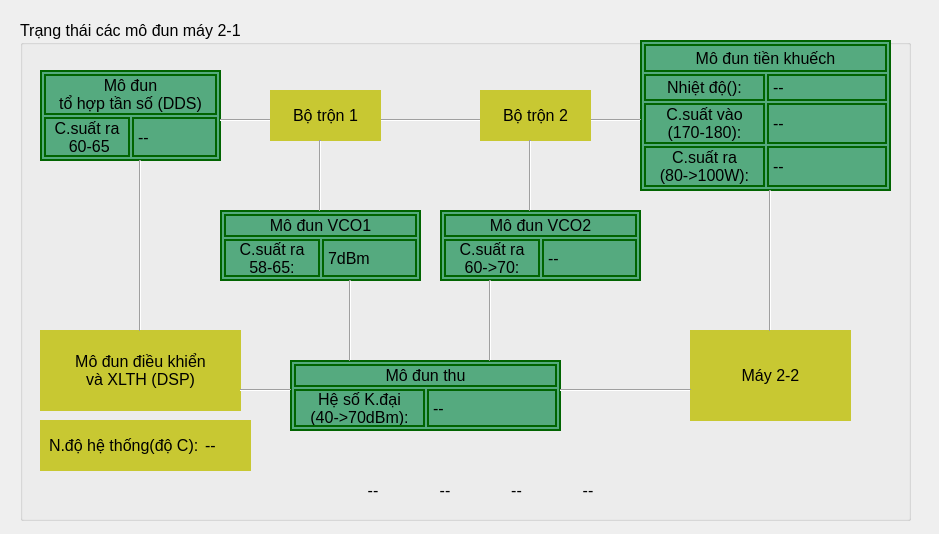
The window that QT_Peter/statuswindow.ui (kimphg/LT_peter) describes before a commit, drawn with Qt 5.
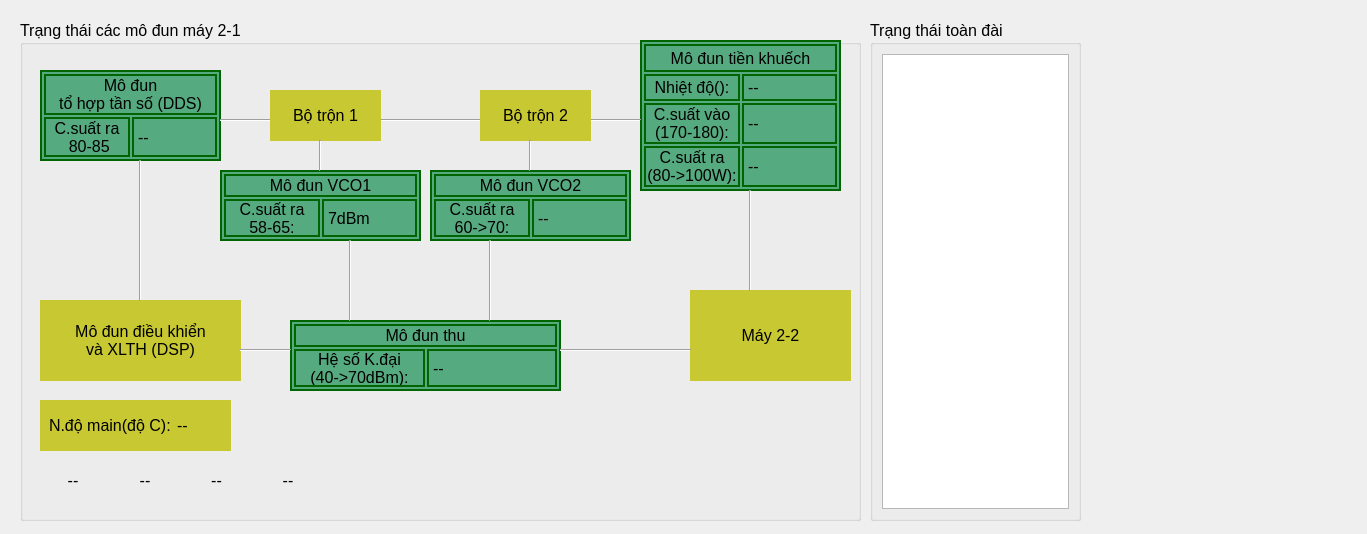
The same window after the commit.

```diff
--- a/QT_Peter/statuswindow.ui
+++ b/QT_Peter/statuswindow.ui
@@ -6,7 +6,7 @@
    <rect>
     <x>0</x>
     <y>0</y>
-    <width>939</width>
+    <width>1367</width>
     <height>534</height>
    </rect>
   </property>
@@ -24,7 +24,7 @@
      <rect>
       <x>20</x>
       <y>20</y>
-      <width>891</width>
+      <width>841</width>
       <height>501</height>
      </rect>
     </property>
@@ -40,7 +40,7 @@
      <property name="geometry">
       <rect>
        <x>270</x>
-       <y>340</y>
+       <y>300</y>
        <width>271</width>
        <height>71</height>
       </rect>
@@ -172,7 +172,7 @@
         </property>
         <property name="text">
          <string>C.suất ra
- 60-65</string>
+ 80-85</string>
         </property>
         <property name="alignment">
          <set>Qt::AlignCenter</set>
@@ -212,8 +212,8 @@
     <widget class="QFrame" name="frame_4">
      <property name="geometry">
       <rect>
-       <x>420</x>
-       <y>190</y>
+       <x>410</x>
+       <y>150</y>
        <width>201</width>
        <height>71</height>
       </rect>
@@ -299,7 +299,7 @@
      <property name="geometry">
       <rect>
        <x>200</x>
-       <y>190</y>
+       <y>150</y>
        <width>201</width>
        <height>71</height>
       </rect>
@@ -385,7 +385,7 @@
      <property name="geometry">
       <rect>
        <x>20</x>
-       <y>310</y>
+       <y>280</y>
        <width>201</width>
        <height>81</height>
       </rect>
@@ -430,7 +430,7 @@
       <rect>
        <x>620</x>
        <y>20</y>
-       <width>251</width>
+       <width>201</width>
        <height>151</height>
       </rect>
      </property>
@@ -588,7 +588,7 @@
      <property name="geometry">
       <rect>
        <x>460</x>
-       <y>260</y>
+       <y>220</y>
        <width>20</width>
        <height>81</height>
       </rect>
@@ -606,7 +606,7 @@
      <property name="geometry">
       <rect>
        <x>320</x>
-       <y>260</y>
+       <y>220</y>
        <width>20</width>
        <height>81</height>
       </rect>
@@ -624,7 +624,7 @@
      <property name="geometry">
       <rect>
        <x>670</x>
-       <y>310</y>
+       <y>270</y>
        <width>161</width>
        <height>91</height>
       </rect>
@@ -702,10 +702,10 @@
     <widget class="Line" name="line_8">
      <property name="geometry">
       <rect>
-       <x>740</x>
+       <x>720</x>
        <y>170</y>
        <width>20</width>
-       <height>141</height>
+       <height>101</height>
       </rect>
      </property>
      <property name="font">
@@ -721,7 +721,7 @@
      <property name="geometry">
       <rect>
        <x>540</x>
-       <y>360</y>
+       <y>320</y>
        <width>131</width>
        <height>20</height>
       </rect>
@@ -741,7 +741,7 @@
        <x>110</x>
        <y>140</y>
        <width>20</width>
-       <height>171</height>
+       <height>141</height>
       </rect>
      </property>
      <property name="font">
@@ -757,7 +757,7 @@
      <property name="geometry">
       <rect>
        <x>220</x>
-       <y>360</y>
+       <y>320</y>
        <width>51</width>
        <height>20</height>
       </rect>
@@ -863,7 +863,7 @@
        <x>290</x>
        <y>120</y>
        <width>20</width>
-       <height>71</height>
+       <height>31</height>
       </rect>
      </property>
      <property name="font">
@@ -881,7 +881,7 @@
        <x>500</x>
        <y>120</y>
        <width>20</width>
-       <height>71</height>
+       <height>31</height>
       </rect>
      </property>
      <property name="font">
@@ -897,8 +897,8 @@
      <property name="geometry">
       <rect>
        <x>20</x>
-       <y>400</y>
-       <width>211</width>
+       <y>380</y>
+       <width>191</width>
        <height>51</height>
       </rect>
      </property>
@@ -939,7 +939,7 @@
          </font>
         </property>
         <property name="text">
-         <string>N.độ hệ thống(độ C):</string>
+         <string>N.độ main(độ C):</string>
         </property>
        </widget>
       </item>
@@ -948,8 +948,8 @@
     <widget class="QWidget" name="layoutWidget">
      <property name="geometry">
       <rect>
-       <x>320</x>
-       <y>460</y>
+       <x>20</x>
+       <y>450</y>
        <width>281</width>
        <height>21</height>
       </rect>
@@ -1018,6 +1018,33 @@
      </layout>
     </widget>
    </widget>
+   <widget class="QGroupBox" name="groupBox_2">
+    <property name="geometry">
+     <rect>
+      <x>870</x>
+      <y>20</y>
+      <width>211</width>
+      <height>501</height>
+     </rect>
+    </property>
+    <property name="font">
+     <font>
+      <pointsize>12</pointsize>
+     </font>
+    </property>
+    <property name="title">
+     <string>Trạng thái toàn đài</string>
+    </property>
+    <layout class="QGridLayout" name="gridLayout_8">
+     <item row="2" column="0">
+      <widget class="QTableView" name="tableView">
+       <attribute name="verticalHeaderDefaultSectionSize">
+        <number>38</number>
+       </attribute>
+      </widget>
+     </item>
+    </layout>
+   </widget>
   </widget>
  </widget>
  <resources/>
```
